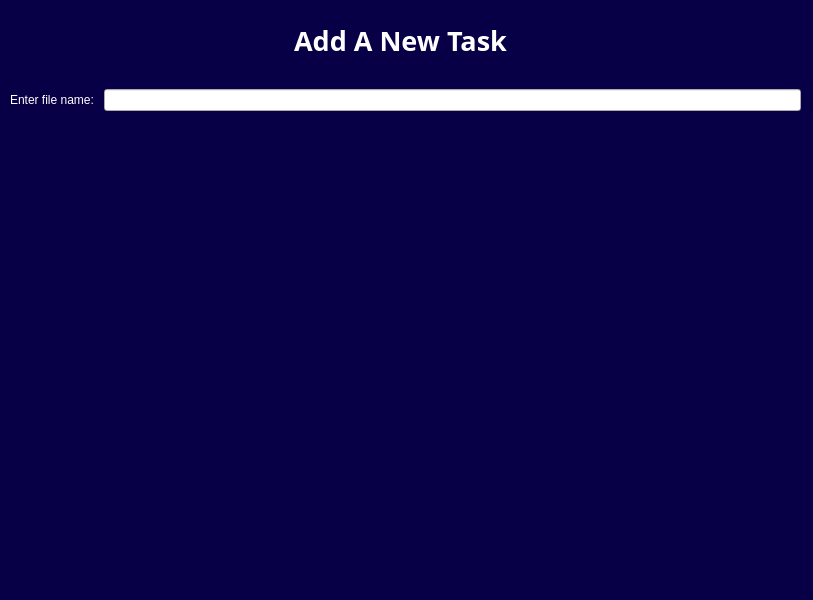
Old version of the form gui/newtask.ui in the repository Coptan99/FM-5O-Task-Manager.
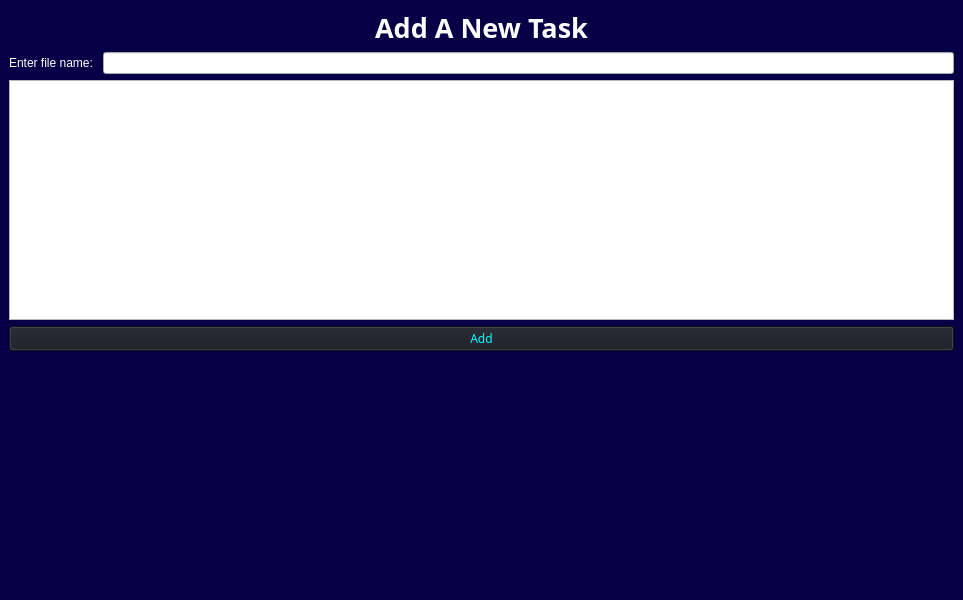
New version of the form.

Commit message: Add a window for creating new task

Patch:
```diff
--- a/gui/newtask.ui
+++ b/gui/newtask.ui
@@ -6,7 +6,7 @@
    <rect>
     <x>0</x>
     <y>0</y>
-    <width>813</width>
+    <width>963</width>
     <height>600</height>
    </rect>
   </property>
@@ -33,15 +33,9 @@
 }</string>
   </property>
   <widget class="QWidget" name="centralwidget">
+   <layout class="QVBoxLayout" name="verticalLayout">
+    <item>
    <widget class="QLabel" name="label">
-    <property name="geometry">
-     <rect>
-      <x>10</x>
-      <y>20</y>
-      <width>781</width>
-      <height>41</height>
-     </rect>
-    </property>
     <property name="font">
      <font>
       <family>Ubuntu Mono</family>
@@ -56,15 +50,8 @@
      <set>Qt::AlignCenter</set>
     </property>
    </widget>
-   <widget class="QWidget" name="horizontalLayoutWidget">
-    <property name="geometry">
-     <rect>
-      <x>10</x>
-      <y>60</y>
-      <width>791</width>
-      <height>80</height>
-     </rect>
-    </property>
+    </item>
+    <item>
     <layout class="QHBoxLayout" name="horizontalLayout_2">
      <item>
       <widget class="QLabel" name="label_2">
@@ -74,10 +61,39 @@
       </widget>
      </item>
      <item>
-      <widget class="QLineEdit" name="lineEdit"/>
-     </item>
-    </layout>
-   </widget>
+       <widget class="QLineEdit" name="fileName"/>
+      </item>
+     </layout>
+    </item>
+    <item>
+     <widget class="QTextEdit" name="task"/>
+    </item>
+    <item>
+     <widget class="QPushButton" name="add_btn">
+      <property name="font">
+       <font>
+        <family>Ubuntu Mono</family>
+       </font>
+      </property>
+      <property name="text">
+       <string>Add</string>
+      </property>
+     </widget>
+    </item>
+    <item>
+     <spacer name="verticalSpacer">
+      <property name="orientation">
+       <enum>Qt::Vertical</enum>
+      </property>
+      <property name="sizeHint" stdset="0">
+       <size>
+        <width>20</width>
+        <height>240</height>
+       </size>
+      </property>
+     </spacer>
+    </item>
+   </layout>
   </widget>
  </widget>
  <resources/>
```
Lines whose indentation alone changed are shown as unchanged. The commit also changes 1 other file.
